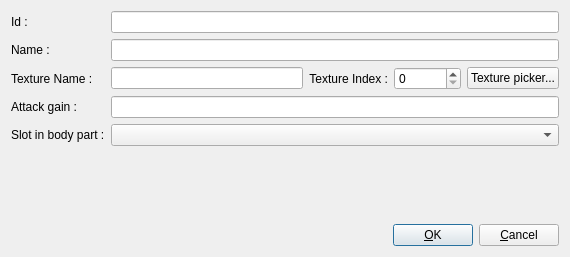
Old version of the form itemEditor/src/addWeaponItemForm.ui in the repository jeremydumais/TheWarrior.
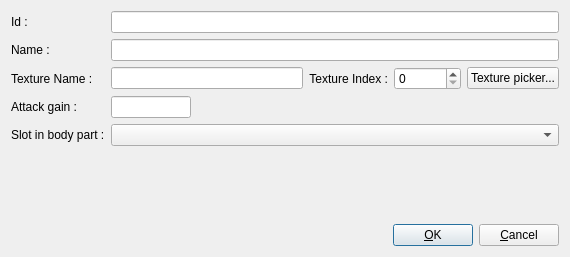
New version of the form. Icons and pictures are not drawn.

```diff
--- a/itemEditor/src/addWeaponItemForm.ui
+++ b/itemEditor/src/addWeaponItemForm.ui
@@ -135,7 +135,14 @@
       </widget>
      </item>
      <item row="4" column="1">
-      <widget class="QLineEdit" name="lineEditAttackGain"/>
+      <widget class="QLineEdit" name="lineEditAttackGain">
+       <property name="maximumSize">
+        <size>
+         <width>80</width>
+         <height>16777215</height>
+        </size>
+       </property>
+      </widget>
      </item>
      <item row="5" column="1">
       <widget class="QComboBox" name="comboBoxSlotInBodyPart"/>
```
